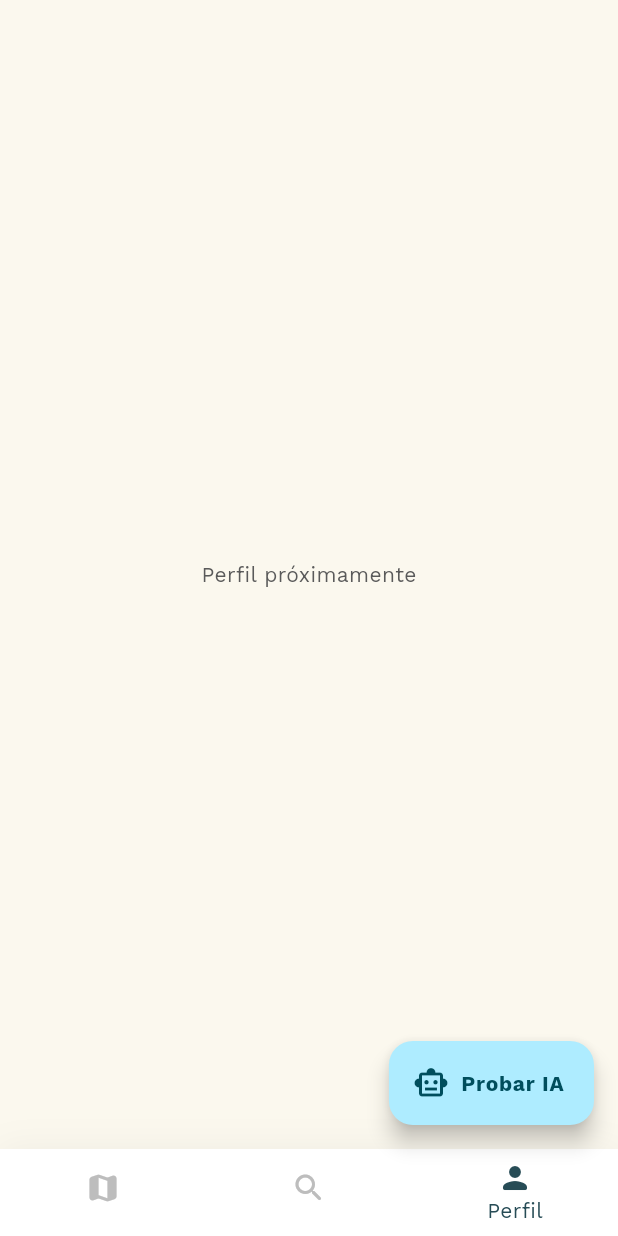
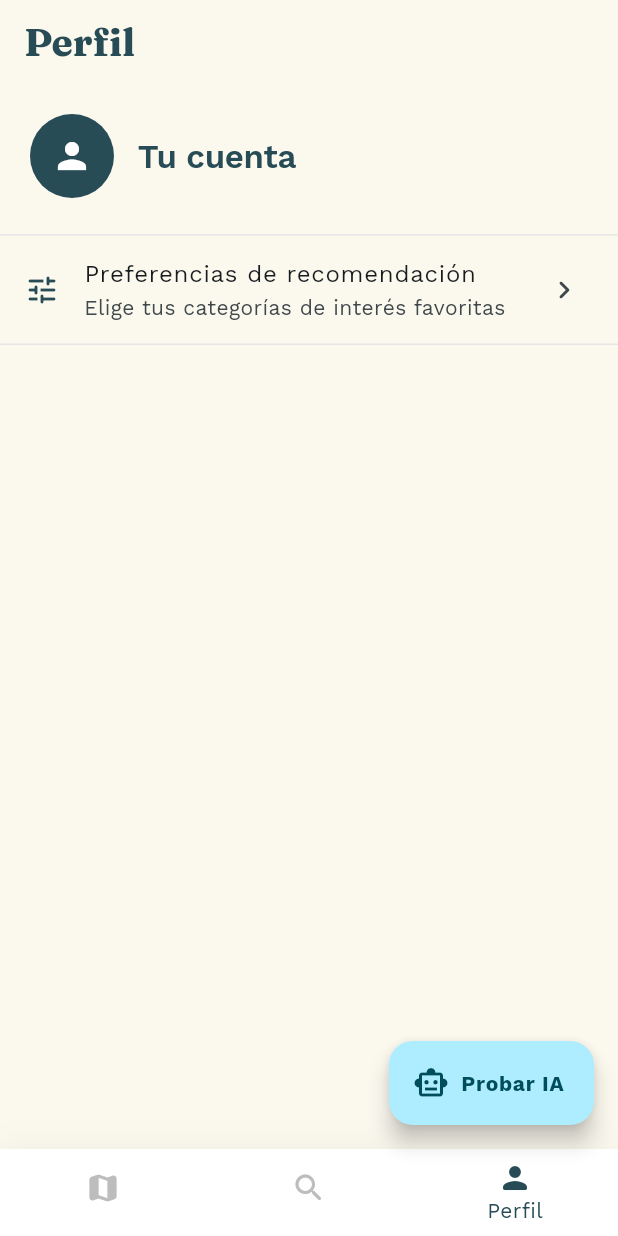
Before and after one commit to LaurisDev/TripMeet, a Flutter app: the HomeScreen screen opened directly, item 3 of the bottom bar chosen, on a phone screen of 412 x 824 dp. Run offline on Flutter 3.47's test engine with Material 3 defaults, Android fonts, the phone set to English and light mode, and no system bars; our stand-ins replace cloud_firestore, file_picker, firebase_auth, firebase_core, geolocator, google_fonts and 1 more; accounts and stored records are empty.

Commit message:
Avance con el front de la HU09 + inicios de la personalizacion de preferencias HU10

```diff
--- a/lib/home_screen.dart
+++ b/lib/home_screen.dart
@@ -2,6 +2,7 @@ import 'package:flutter/material.dart';
 import 'app_theme.dart';
 import 'buscar_lugares_screen.dart';
 import 'mapa_exploracion_screen.dart';
+import 'profile_screen.dart';
 import 'test_recommendations_screen.dart';
 
 class HomeScreen extends StatefulWidget {
@@ -30,7 +31,7 @@ class _HomeScreenState extends State<HomeScreen> {
     final List<Widget> pantallas = [
       const MapaExploracionScreen(), // Índice 0
       const BuscarLugaresScreen(),    // Índice 1
-      const Center(child: Text('Perfil próximamente')),    // Índice 2
+      const ProfileScreen(),    // Índice 2
     ];
 
     return Scaffold(
--- /dev/null
+++ b/lib/profile_screen.dart
@@ -0,0 +1,66 @@
+import 'package:firebase_auth/firebase_auth.dart';
+import 'package:flutter/material.dart';
+
+import 'app_theme.dart';
+import 'form_styles.dart';
+import 'preferences_screen.dart';
+
+/// Pantalla de Perfil: encabezado con los datos básicos del turista y una
+/// lista de opciones de configuración (hoy solo preferencias de
+/// recomendación, pensada para crecer con más ajustes más adelante).
+class ProfileScreen extends StatelessWidget {
+  const ProfileScreen({super.key});
+
+  @override
+  Widget build(BuildContext context) {
+    final String correo = FirebaseAuth.instance.currentUser?.email ?? '';
+
+    return Scaffold(
+      backgroundColor: AppTheme.crema,
+      appBar: AppBar(title: const Text('Perfil')),
+      body: SafeArea(
+        child: ListView(
+          padding: const EdgeInsets.symmetric(vertical: FormStyles.s20),
+          children: <Widget>[
+            Padding(
+              padding: const EdgeInsets.symmetric(horizontal: FormStyles.s20),
+              child: Row(
+                children: <Widget>[
+                  const CircleAvatar(
+                    radius: 28,
+                    backgroundColor: AppTheme.azulPetroleo,
+                    child: Icon(Icons.person, color: Colors.white, size: 28),
+                  ),
+                  const SizedBox(width: FormStyles.s16),
+                  Expanded(
+                    child: Text(
+                      correo.isEmpty ? 'Tu cuenta' : correo,
+                      style: FormStyles.titulo(pequena: true),
+                      overflow: TextOverflow.ellipsis,
+                    ),
+                  ),
+                ],
+              ),
+            ),
+            const SizedBox(height: FormStyles.s24),
+            const Divider(height: 1, color: FormStyles.colorBorde),
+            ListTile(
+              leading: const Icon(Icons.tune_rounded, color: AppTheme.azulPetroleo),
+              title: const Text('Preferencias de recomendación'),
+              subtitle: const Text('Elige tus categorías de interés favoritas'),
+              trailing: const Icon(Icons.chevron_right_rounded),
+              onTap: () {
+                Navigator.of(context).push(
+                  MaterialPageRoute<void>(
+                    builder: (_) => const PreferencesScreen(),
+                  ),
+                );
+              },
+            ),
+            const Divider(height: 1, color: FormStyles.colorBorde),
+          ],
+        ),
+      ),
+    );
+  }
+}
```
Also changed, not shown: lib/preferences_screen.dart (added, +143 -0 lines), lib/preferences_service.dart (added, +148 -0 lines), lib/test_recommendations_screen.dart (+37 -0 lines).
